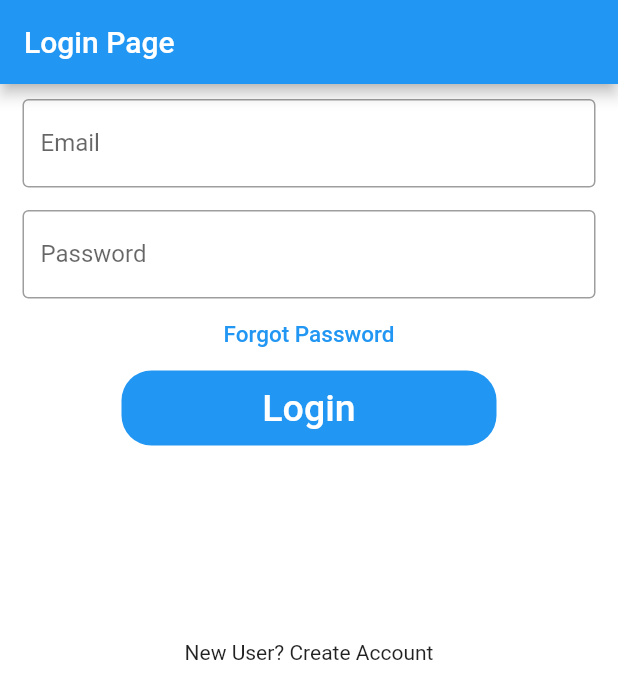
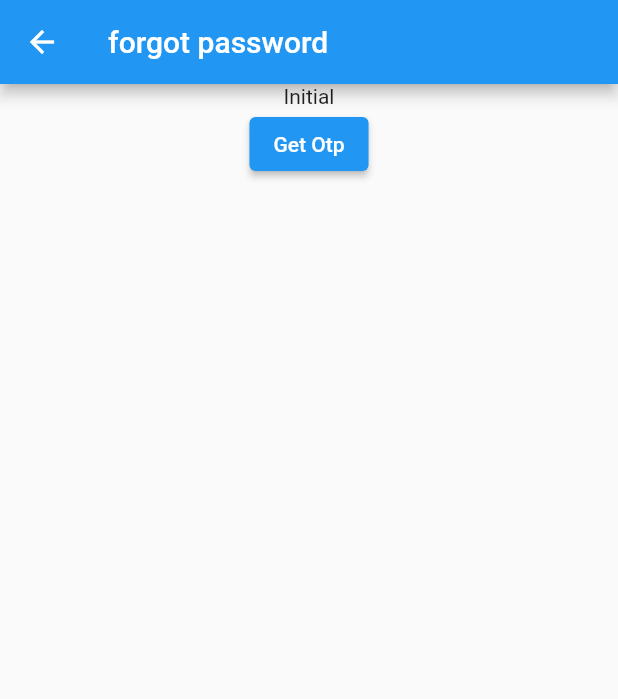
Before and after one commit to akshays-repo/flutterboilerplateriverpodfreezed, a Flutter app: the screen it shows after launch, after a tap on "Forgot Password", on a phone screen of 412 x 824 dp. Shown: the top 699 px of the screen. Run offline on Flutter 3.47's test engine with Material 2 defaults, Android fonts, the phone set to English and light mode, and no system bars; our stand-ins replace dio, email_validator, flutter_dotenv, flutter_riverpod, freezed_annotation, hooks_riverpod and 1 more.

Commit message:
feat: implemented fake otp

```diff
--- /dev/null
+++ b/lib/feature/auth/data/model/forgot_password.dart
@@ -0,0 +1 @@
+class ForgotpasswordModel {}
--- /dev/null
+++ b/lib/feature/auth/provider/forgot_provider.dart
@@ -0,0 +1,34 @@
+import 'package:flutter_boilerplate/feature/auth/data/auth_api.dart';
+import 'package:flutter_boilerplate/feature/auth/state/forgotpassword_state.dart';
+import 'package:hooks_riverpod/hooks_riverpod.dart';
+
+import '../repository/auth_repo.dart';
+
+final authApiProvider = Provider<AuthApi>((ref) {
+  return AuthApi();
+});
+
+final authRepoProvider = Provider<AuthRepo>((ref) {
+  final authApi = ref.read(authApiProvider);
+  return AuthRepo(authApi);
+});
+
+final forgotPasswordProvider =
+    StateNotifierProvider<_ForgotPasswordNotifier, ForgotPasswordState>((ref) {
+  final authRepo = ref.read(authRepoProvider);
+  return _ForgotPasswordNotifier(authRepo, ref);
+});
+
+class _ForgotPasswordNotifier extends StateNotifier<ForgotPasswordState> {
+  _ForgotPasswordNotifier(this._authRepo, this._ref)
+      : super(const ForgotPasswordState.initial());
+
+  final AuthRepo _authRepo;
+  final Ref _ref;
+
+  Future<void> fetchOtp() async {
+    state = const ForgotPasswordState.loading();
+    ForgotPasswordState forgotPasswordState = await _authRepo.getOtp();
+    state = forgotPasswordState;
+  }
+}
--- /dev/null
+++ b/lib/feature/auth/repository/auth_repo.dart
@@ -0,0 +1,18 @@
+import 'package:flutter_boilerplate/feature/auth/state/forgotpassword_state.dart';
+
+import '../data/auth_api.dart';
+
+class AuthRepo {
+  final AuthApi _authApi;
+  AuthRepo(this._authApi);
+
+  Future<ForgotPasswordState> getOtp() async {
+    final otp = await _authApi.getOtp();
+    if (otp % 2 == 0) {
+      return ForgotPasswordState.success(otp);
+    } else {
+      return const ForgotPasswordState.errorWithMessage(
+          "error while fetching otp");
+    }
+  }
+}
--- /dev/null
+++ b/lib/feature/auth/state/forgotpassword_state.dart
@@ -0,0 +1,15 @@
+import 'package:freezed_annotation/freezed_annotation.dart';
+
+part 'forgotpassword_state.freezed.dart';
+
+@freezed
+class ForgotPasswordState with _$ForgotPasswordState {
+  const factory ForgotPasswordState.initial() = _Initial;
+
+  const factory ForgotPasswordState.loading() = _Loading;
+
+  const factory ForgotPasswordState.success(int otp) = _Success;
+
+  const factory ForgotPasswordState.errorWithMessage(String message) =
+      _ErrorWithMessage;
+}
--- /dev/null
+++ b/lib/feature/auth/widget/Forgot_Screen.dart
@@ -0,0 +1,50 @@
+import 'package:flutter/material.dart';
+import 'package:hooks_riverpod/hooks_riverpod.dart';
+
+import '../provider/forgot_provider.dart';
+
+class ForgotPassword extends StatelessWidget {
+  const ForgotPassword({super.key});
+
+  @override
+  Widget build(BuildContext context) {
+    return Scaffold(
+        appBar: AppBar(
+          title: const Text("forgot password"),
+        ),
+        body: Container(
+          child: Center(
+              child: Column(
+            children: [
+              Consumer(builder: ((context, ref, child) {
+                var forgotProvider = ref.watch(forgotPasswordProvider);
+
+                return forgotProvider.when(
+                  initial: () {
+                    return const Text("Initial");
+                  },
+                  loading: () {
+                    return const CircularProgressIndicator();
+                  },
+                  success: (otp) {
+                    return Text(otp.toString());
+                  },
+                  errorWithMessage: (err) {
+                    return Text(err);
+                  },
+                );
+              })),
+              Consumer(
+                builder: (context, ref, child) {
+                  return ElevatedButton(
+                      onPressed: () {
+                        ref.read(forgotPasswordProvider.notifier).fetchOtp();
+                      },
+                      child: const Text("Get Otp"));
+                },
+              ),
+            ],
+          )),
+        ));
+  }
+}
--- a/lib/feature/auth/widget/Login_screen.dart
+++ b/lib/feature/auth/widget/Login_screen.dart
@@ -1,5 +1,6 @@
 import 'package:email_validator/email_validator.dart';
 import 'package:flutter/material.dart';
+import 'package:flutter_boilerplate/feature/auth/widget/Forgot_Screen.dart';
 
 class LoginScreen extends StatefulWidget {
   const LoginScreen({super.key});
@@ -88,6 +89,8 @@ class _LoginScreenState extends State<LoginScreen> {
             TextButton(
               onPressed: () {
                 //TODO FORGOT PASSWORD SCREEN GOES HERE
+                Navigator.of(context).push(MaterialPageRoute(
+                    builder: (context) => const ForgotPassword()));
               },
               child: const Text(
                 'Forgot Password',
--- a/lib/feature/home/provider/post_state_provider.dart
+++ b/lib/feature/home/provider/post_state_provider.dart
@@ -25,7 +25,6 @@ class _PostSateNotifier extends StateNotifier<PostState> {
 
     postState.whenOrNull(
         success: (listPost) => {_ref.read(postsProvider).addAll(listPost)});
-
     state = postState;
   }
 }
```
Also changed, not shown: lib/feature/auth/data/auth_api.dart (added, +10 -0 lines), lib/utils/get_random.dart (added, +7 -0 lines), lib/feature/auth/state/forgotpassword_state.freezed.dart (added), 2 other files.
